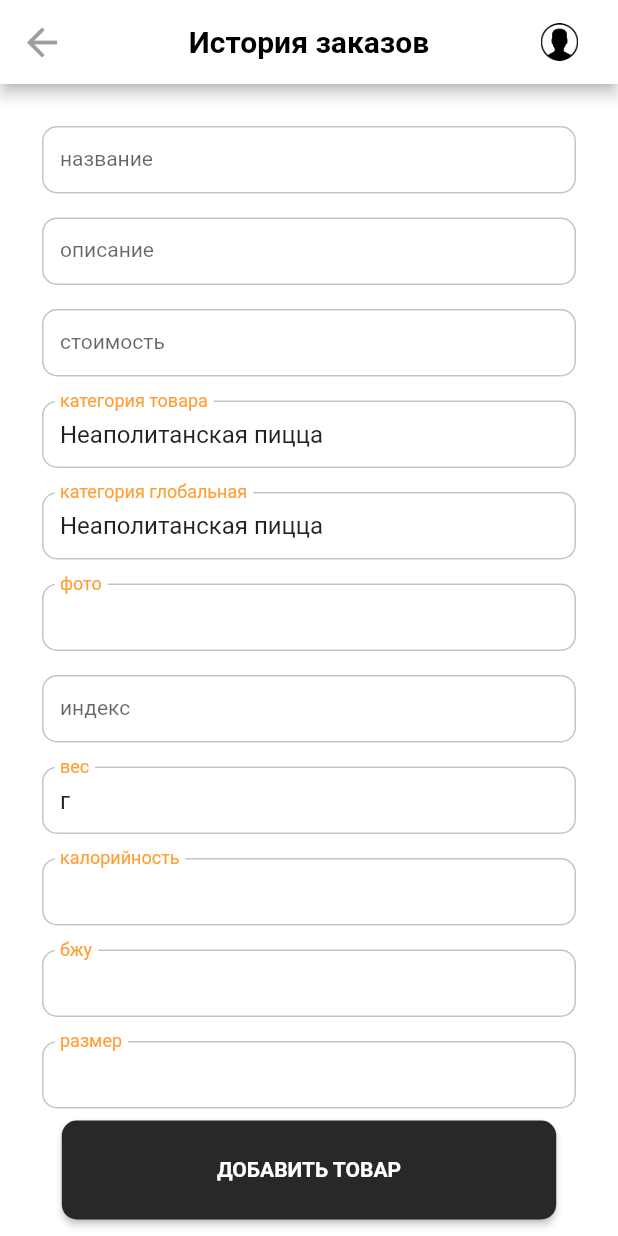
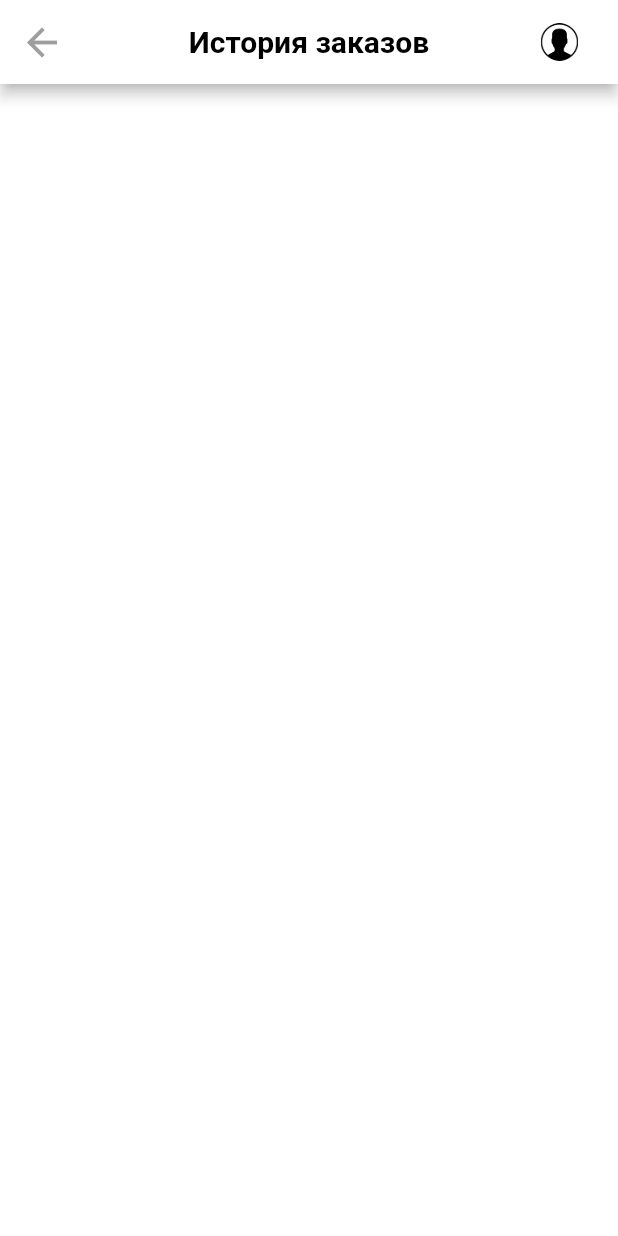
Before and after one commit to Jardynero/pizza_dym, a Flutter app: the OrderHistoryScreen screen opened by its route, on a phone screen of 412 x 824 dp. Run offline on Flutter 3.47's test engine with Material 2 defaults, Android fonts, the phone set to English and light mode, and no system bars; our stand-ins replace cloud_firestore, firebase_analytics, firebase_auth, firebase_core, firebase_messaging, flutter_typeahead; missing offline and left inert: app_tracking_transparency, dadata_suggestions, dart_telegram_bot, flutter_cart; accounts and stored records are empty.

Commit message:
initial commit

```diff
--- a/lib/screens/profile/order-history_screen.dart
+++ b/lib/screens/profile/order-history_screen.dart
@@ -4,167 +4,16 @@ import 'package:pizza_dym/global_widgets/appBar.dart';
 
 class OrderHistoryScreen extends StatefulWidget {
   OrderHistoryScreen({Key? key}) : super(key: key);
-  final _nameController = TextEditingController(text: '');
-  final _bjuController = TextEditingController(text: ' ');
-  final _vesController = TextEditingController(text: 'г');
-  final _caloriesController = TextEditingController(text: ' ');
-  final _categorieGlobalController =
-      TextEditingController(text: 'Неаполитанская пицца');
-  final _categorieItemController =
-      TextEditingController(text: 'Неаполитанская пицца');
-  final _descriptionController = TextEditingController(text: '');
-  final _indexController = TextEditingController(text: '');
-  final _sizeController = TextEditingController(text: ' ');
-  final _photoController = TextEditingController(text: ' ');
-  final _priceController = TextEditingController(text: '');
 
   @override
-  State<OrderHistoryScreen> createState() => _OrderHistoryScreenState();
+  _OrderHistoryScreenState createState() => _OrderHistoryScreenState();
 }
 
 class _OrderHistoryScreenState extends State<OrderHistoryScreen> {
-  GlobalKey<FormState> _formKey = GlobalKey<FormState>();
   @override
   Widget build(BuildContext context) {
-    return GestureDetector(
-      onTap: () {
-        FocusScope.of(context).unfocus();
-      },
-      child: Scaffold(
-        appBar: MainAppBar('История заказов'),
-        body: CustomScrollView(
-          slivers: [
-            SliverFillRemaining(
-              hasScrollBody: false,
-              child: _main(),
-            )
-          ],
-        ),
-      ),
+    return Scaffold(
+      appBar: MainAppBar('История заказов'),
     );
   }
-
-  Widget _main() {
-    return Container(
-      margin: EdgeInsets.all(20.0),
-      child: Form(
-        key: _formKey,
-        child: Column(
-          children: [
-            field(widget._nameController, 'название'),
-            field(widget._descriptionController, 'описание'),
-            field(widget._priceController, 'стоимость'),
-            field(widget._categorieItemController, 'категория товара'),
-            field(widget._categorieGlobalController, 'категория глобальная'),
-            field(widget._photoController, 'фото'),
-            field(widget._indexController, 'индекс'),
-            field(widget._vesController, 'вес'),
-            field(widget._caloriesController, 'калорийность'),
-            field(widget._bjuController, 'бжу'),
-            field(widget._sizeController, 'размер'),
-            btn(context),
-          ],
-        ),
-      ),
-    );
-  }
-
-  Widget btn(context) {
-    return Container(
-      margin: EdgeInsets.only(bottom: 40),
-      child: ElevatedButton(
-        child: Text('ДОБАВИТЬ ТОВАР',
-            style: TextStyle(fontSize: 14, fontWeight: FontWeight.w600)),
-        onPressed: () {
-          if (_formKey.currentState!.validate()) {
-            addItemToBd();
-          }
-        },
-        style: ElevatedButton.styleFrom(
-          primary: Color(0xff27282A),
-          fixedSize: Size(
-            MediaQuery.of(context).size.width / 100 * 80,
-            MediaQuery.of(context).size.height / 100 * 8,
-          ),
-          shape: RoundedRectangleBorder(
-            borderRadius: BorderRadius.circular(10),
-          ),
-        ),
-      ),
-    );
-  }
-
-  Future<void> addItemToBd() {
-    CollectionReference newMenu =
-        FirebaseFirestore.instance.collection('newMenu');
-    return newMenu.doc(widget._nameController.text).set({
-      'бжу': widget._bjuController.text,
-      'вес': widget._vesController.text,
-      'доступность товара': true,
-      'калорийность': widget._caloriesController.text,
-      'категория': widget._categorieGlobalController.text,
-      'категория товара': widget._categorieItemController.text,
-      'название': widget._nameController.text,
-      'описание': widget._descriptionController.text,
-      'порядок': int.parse(widget._indexController.text),
-      'размер': widget._sizeController.text,
-      'фото': widget._photoController.text,
-      'цена': int.parse(widget._priceController.text),
-    }).then((value) {
-      setState(() {
-        widget._nameController.text = '';
-        widget._bjuController.text = ' ';
-        widget._vesController.text = 'г';
-        widget._caloriesController.text = ' ';
-        widget._descriptionController.text = '';
-        widget._indexController.text = '';
-        widget._sizeController.text = ' ';
-        widget._photoController.text = '';
-        widget._priceController.text = '';
-        widget._categorieGlobalController.text = 'Неаполитанская пицца';
-        widget._categorieItemController.text = 'Неаполитанская пицца';
-      });
-    }).catchError((error) {
-      print('Ошибка добавления товара в меню: $error');
-    });
-  }
 }
-
-Widget field(controller, label) {
-  return Padding(
-    padding: const EdgeInsets.all(8.0),
-    child: TextFormField(
-      validator: (value) {
-        if (value == null || value.isEmpty) {
-          return 'Обязательное поле!';
-        }
-      },
-      controller: controller,
-      decoration: fieldTheme(label),
-    ),
-  );
-}
-
-InputDecoration fieldTheme(label) {
-  return InputDecoration(
-    label: Text('$label'),
-    labelStyle: TextStyle(fontSize: 14),
-    isDense: true,
-    contentPadding: EdgeInsets.fromLTRB(12, 13, 12, 13),
-    floatingLabelStyle: TextStyle(
-      color: Color(0xffFF9F38),
-    ),
-    focusedBorder: OutlineInputBorder(
-      borderRadius: BorderRadius.circular(10),
-      borderSide: BorderSide(
-        color: Color(0xffFF9F38),
-      ),
-    ),
-    enabledBorder: OutlineInputBorder(
-      borderRadius: BorderRadius.circular(10),
-      borderSide: BorderSide(
-        color: Color(0xffC4C4C4),
-      ),
-    ),
-  );
-}
```
